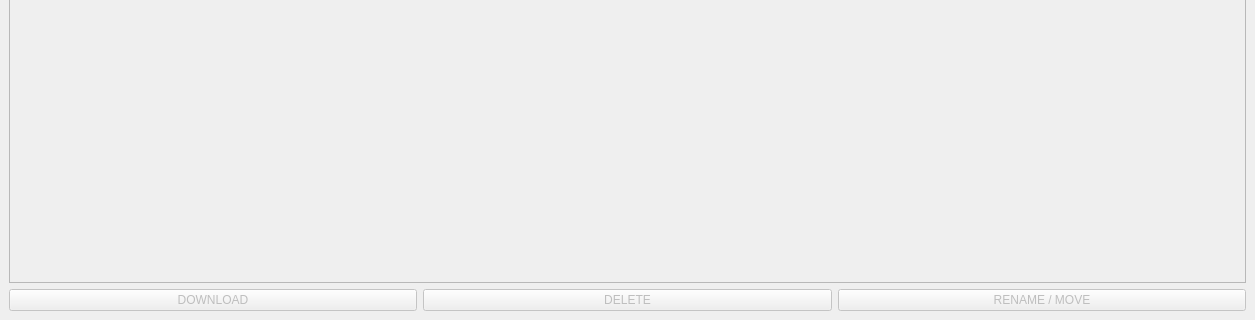
Above: mainwindow.ui from Robertzzel/NAS-CLIENT before the change; both pictures show x 0 to 1255 and y 345 to 665 of the 1255 by 665 pixel window. Below: the same form after it.
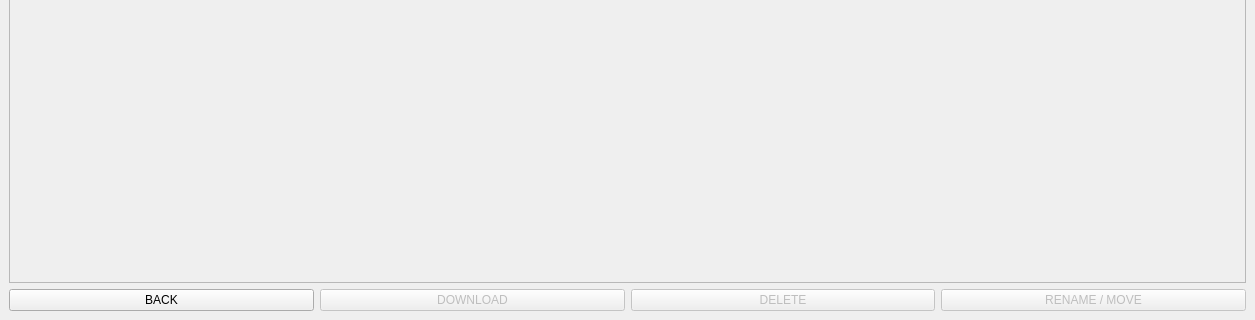
That is the form after the change.

```diff
--- a/mainwindow.ui
+++ b/mainwindow.ui
@@ -97,6 +97,13 @@
     </item>
     <item>
      <layout class="QHBoxLayout" name="horizontalLayout">
+      <item>
+       <widget class="QPushButton" name="backButton">
+        <property name="text">
+         <string>BACK</string>
+        </property>
+       </widget>
+      </item>
       <item>
        <widget class="QPushButton" name="downloadButton">
         <property name="enabled">
```
